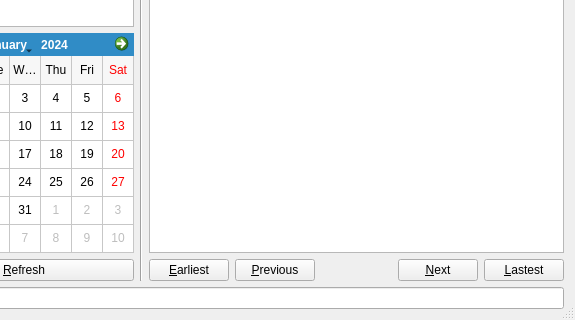
First picture: the form in src/history.ui, repository psi-im/psi, before the edit; both pictures show x 97 to 672 and y 360 to 680 of the 672 by 680 pixel window.
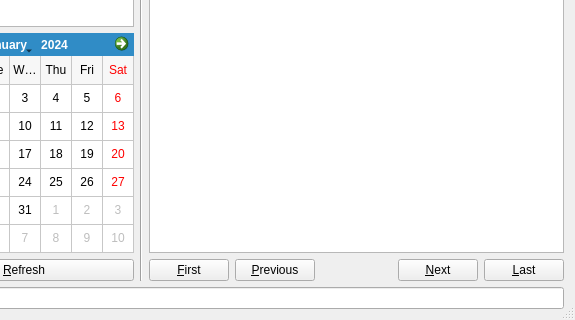
Second picture: the form after the edit. Custom widgets are drawn as their Qt base class.

What changed in the file:
```diff
--- a/src/history.ui
+++ b/src/history.ui
@@ -225,7 +225,7 @@
             <enum>Qt::NoFocus</enum>
            </property>
            <property name="text">
-            <string>&amp;Earliest</string>
+            <string>&amp;First</string>
            </property>
           </widget>
          </item>
@@ -277,7 +277,7 @@
             <enum>Qt::NoFocus</enum>
            </property>
            <property name="text">
-            <string>&amp;Lastest</string>
+            <string>&amp;Last</string>
            </property>
           </widget>
          </item>
```
Left out of the diff: 8 changed lines with no effect on the pictures.
